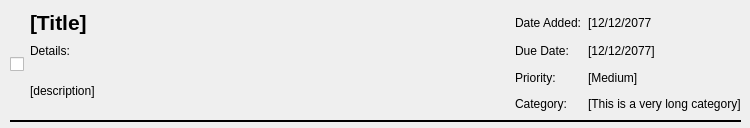
Above: frontend/task_card.ui from jtmedalla/cmsc128-Lab1_CRUD_Medalla before the change. Below: the same form after it.
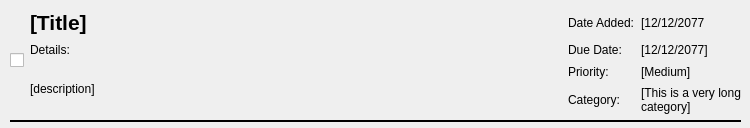
That is the form after the change.

Patch:
```diff
--- a/frontend/task_card.ui
+++ b/frontend/task_card.ui
@@ -62,8 +62,14 @@
     </item>
     <item row="1" column="1">
      <widget class="QLabel" name="lbl_details">
+      <property name="sizePolicy">
+       <sizepolicy hsizetype="Fixed" vsizetype="Preferred">
+        <horstretch>0</horstretch>
+        <verstretch>0</verstretch>
+       </sizepolicy>
+      </property>
       <property name="text">
-       <string>Details:</string>
+       <string>Details:                                                                                       </string>
       </property>
      </widget>
     </item>
@@ -148,9 +154,21 @@
     </item>
     <item row="2" column="1" rowspan="2">
      <widget class="QLabel" name="lbl_placeholder_details">
+      <property name="sizePolicy">
+       <sizepolicy hsizetype="MinimumExpanding" vsizetype="Preferred">
+        <horstretch>0</horstretch>
+        <verstretch>0</verstretch>
+       </sizepolicy>
+      </property>
       <property name="text">
        <string>[description]</string>
       </property>
+      <property name="textFormat">
+       <enum>Qt::TextFormat::PlainText</enum>
+      </property>
+      <property name="wordWrap">
+       <bool>true</bool>
+      </property>
      </widget>
     </item>
     <item row="1" column="0" rowspan="2">
@@ -185,7 +203,7 @@
     <item row="3" column="3">
      <widget class="QLabel" name="lbl_placeholder_category">
       <property name="sizePolicy">
-       <sizepolicy hsizetype="Maximum" vsizetype="Preferred">
+       <sizepolicy hsizetype="Fixed" vsizetype="Preferred">
         <horstretch>0</horstretch>
         <verstretch>0</verstretch>
        </sizepolicy>
@@ -193,6 +211,9 @@
       <property name="text">
        <string>[This is a very long category]</string>
       </property>
+      <property name="wordWrap">
+       <bool>true</bool>
+      </property>
      </widget>
     </item>
    </layout>
```
